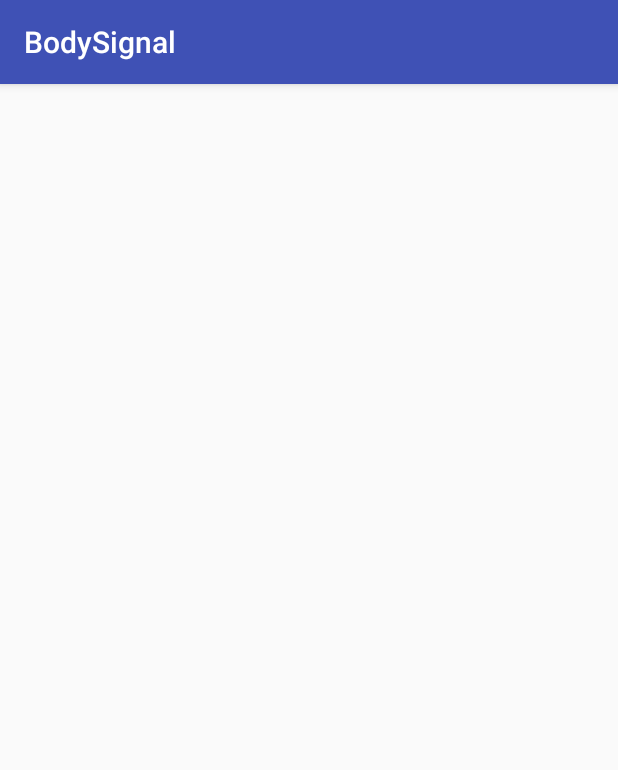
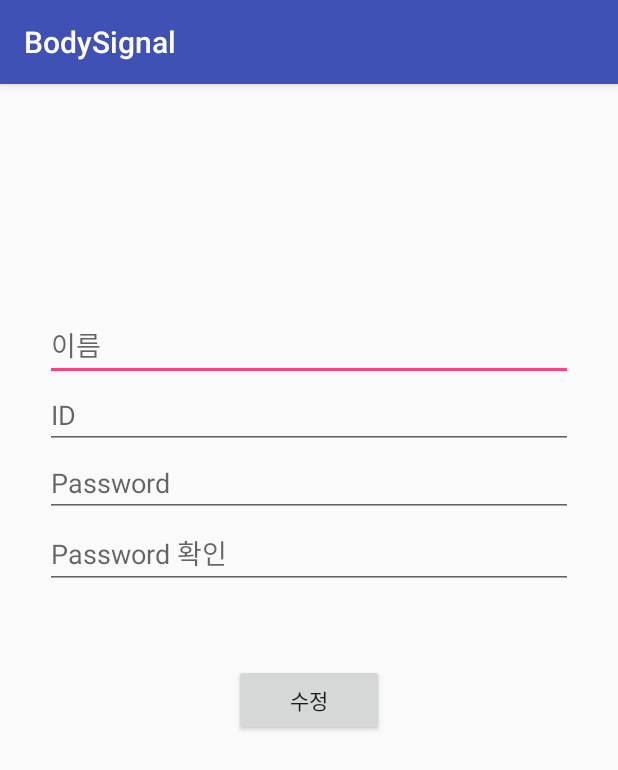
Before and after one commit to kimhyoungnam/body_signal_app, an Android app: the AccountActivity screen opened directly, with no data from a screen before it, on a phone screen of 412 x 824 dp. Shown: the top 770 px of the screen. Run offline under Robolectric (Android 15) with nearby library versions, the light colour scheme and no system bars.

Commit message:
account 수정

```diff
--- a/app/src/main/res/layout/activity_account.xml
+++ b/app/src/main/res/layout/activity_account.xml
@@ -3,7 +3,48 @@
     xmlns:app="http://schemas.android.com/apk/res-auto"
     xmlns:tools="http://schemas.android.com/tools"
     android:layout_width="match_parent"
-    android:layout_height="match_parent"
-    tools:context=".AccountActivity">
+    android:layout_height="match_parent">
+    //tools:context=".changeinfo">
+
+
+    <LinearLayout xmlns:android="http://schemas.android.com/apk/res/android"
+        android:layout_width="match_parent"
+        android:layout_height="match_parent"
+        android:paddingLeft="30dp"
+        android:paddingRight="30dp"
+        android:paddingTop="150dp"
+        android:orientation="vertical">
+
+
+        <EditText
+            android:layout_width="match_parent"
+            android:layout_height="wrap_content"
+            android:hint="이름" />
+        <EditText
+            android:layout_width="match_parent"
+            android:layout_height="wrap_content"
+            android:hint="ID"
+            android:inputType="" />
+        <EditText
+            android:layout_width="match_parent"
+            android:layout_height="wrap_content"
+            android:hint="Password" />
+        <EditText
+            android:layout_width="match_parent"
+            android:layout_height="wrap_content"
+
+            android:hint="Password 확인" />
+
+
+        <Button
+            android:layout_width="100dp"
+            android:layout_height="wrap_content"
+            android:layout_gravity="center"
+            android:layout_marginTop="50dp"
+            android:onClick="onButtonClick"
+            android:text="수정" />
+
+    </LinearLayout>
+
 
 </android.support.constraint.ConstraintLayout>
```
